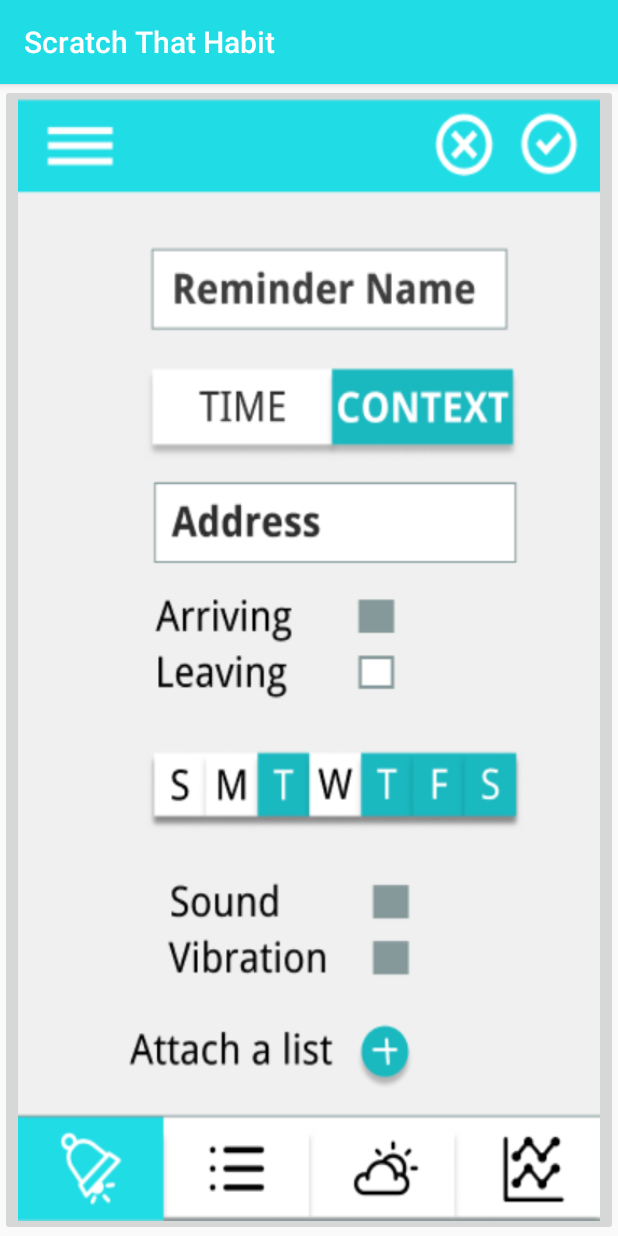
After one commit to cs160-berkeley/Group-4-Project, an Android app: the RemindersContextActivity screen opened directly, with no data from a screen before it, on a phone screen of 412 x 824 dp. The commit adds this screen. Run offline under Robolectric (Android 15) with nearby library versions, the phone set to English and light mode, and no system bars.

Commit message:
reminders added, need list activity to finish

```diff
--- a/ScratchThatHabit/mobile/src/main/AndroidManifest.xml
+++ b/ScratchThatHabit/mobile/src/main/AndroidManifest.xml
@@ -13,10 +13,14 @@
         <activity android:name=".MainActivity">
             <intent-filter>
                 <action android:name="android.intent.action.MAIN" />
-
                 <category android:name="android.intent.category.LAUNCHER" />
             </intent-filter>
         </activity>
+        <activity android:name=".RemindersActivity">
+        </activity>
+
+        <activity android:name=".RemindersContextActivity"></activity>
+        <activity android:name=".RemindersTimeActivity"></activity>
     </application>
 
 </manifest>
--- /dev/null
+++ b/ScratchThatHabit/mobile/src/main/java/ea/scratchthathabit/RemindersContextActivity.java
@@ -0,0 +1,47 @@
+package ea.scratchthathabit;
+
+import android.content.Context;
+import android.content.Intent;
+import android.os.Bundle;
+import android.os.PersistableBundle;
+import android.support.v7.app.AppCompatActivity;
+import android.view.GestureDetector;
+import android.view.MotionEvent;
+import android.view.View;
+import android.widget.ImageButton;
+
+/**
+ * Created by Sarah on 4/18/2016.
+ */
+public class RemindersContextActivity extends AppCompatActivity {
+
+    ImageButton btn;
+    Context ctx;
+
+    @Override
+    public void onCreate(Bundle savedInstanceState) {
+        System.out.println("Reminders context activity started");
+        super.onCreate(savedInstanceState   );
+
+        setContentView(R.layout.activity_reminders_context);
+        btn = (ImageButton) findViewById(R.id.btn);
+        ctx = this;
+        btn.setOnLongClickListener(new View.OnLongClickListener() {
+
+            @Override
+            public boolean onLongClick(View v) {
+                Intent intent = new Intent(ctx, RemindersTimeActivity.class);
+                intent.addFlags(Intent.FLAG_ACTIVITY_NEW_TASK);
+                startActivity(intent);
+                return true;
+            }
+        });
+    }
+
+    public void onClick(View view) {
+        Intent intent = new Intent(this, RemindersActivity.class);
+        intent.addFlags(Intent.FLAG_ACTIVITY_NEW_TASK);
+        startActivity(intent);
+    }
+
+}
--- /dev/null
+++ b/ScratchThatHabit/mobile/src/main/res/layout/activity_reminders_context.xml
@@ -0,0 +1,14 @@
+<?xml version="1.0" encoding="utf-8"?>
+<LinearLayout xmlns:android="http://schemas.android.com/apk/res/android"
+    android:orientation="vertical" android:layout_width="match_parent"
+    android:layout_height="match_parent">
+
+    <ImageButton
+        android:id="@+id/btn"
+        android:onClick="onClick"
+        android:scaleType="fitXY"
+        android:src="@drawable/context_reminders"
+        android:layout_width="match_parent"
+        android:layout_height="match_parent" />
+
+</LinearLayout>
--- a/ScratchThatHabit/mobile/src/main/res/values/colors.xml
+++ b/ScratchThatHabit/mobile/src/main/res/values/colors.xml
@@ -1,6 +1,6 @@
 <?xml version="1.0" encoding="utf-8"?>
 <resources>
-    <color name="colorPrimary">#3F51B5</color>
-    <color name="colorPrimaryDark">#303F9F</color>
+    <color name="colorPrimary">#1FDCE5</color>
+    <color name="colorPrimaryDark">#000</color>
     <color name="colorAccent">#FF4081</color>
 </resources>
```
Also changed, not shown: ScratchThatHabit/mobile/src/main/java/ea/scratchthathabit/RemindersActivity.java (added, +55 -0 lines), ScratchThatHabit/mobile/src/main/java/ea/scratchthathabit/RemindersTimeActivity.java (added, +46 -0 lines), ScratchThatHabit/mobile/src/main/res/layout/activity_reminders.xml (added, +14 -0 lines), ScratchThatHabit/mobile/src/main/res/layout/activity_reminders_time.xml (added, +15 -0 lines), ScratchThatHabit/mobile/src/main/res/drawable/context_reminders.png (added), ScratchThatHabit/mobile/src/main/res/drawable/reminders.png (added), ScratchThatHabit/mobile/src/main/res/drawable/time_reminders.png (added).
